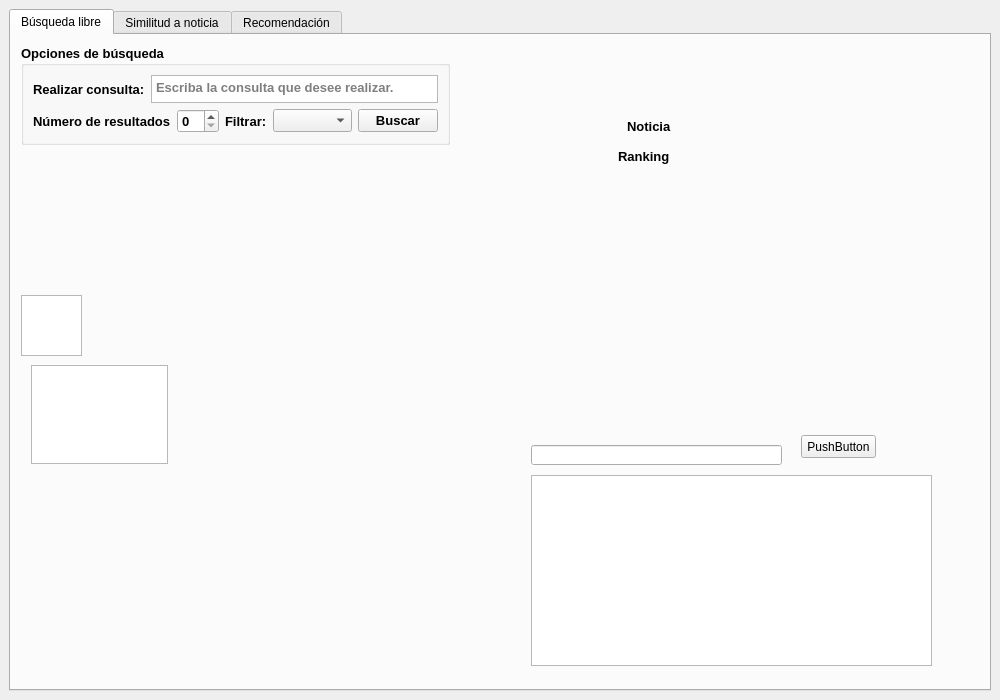
First picture: the form in window.ui, repository pablopascu99/practicaSSII, before the edit.
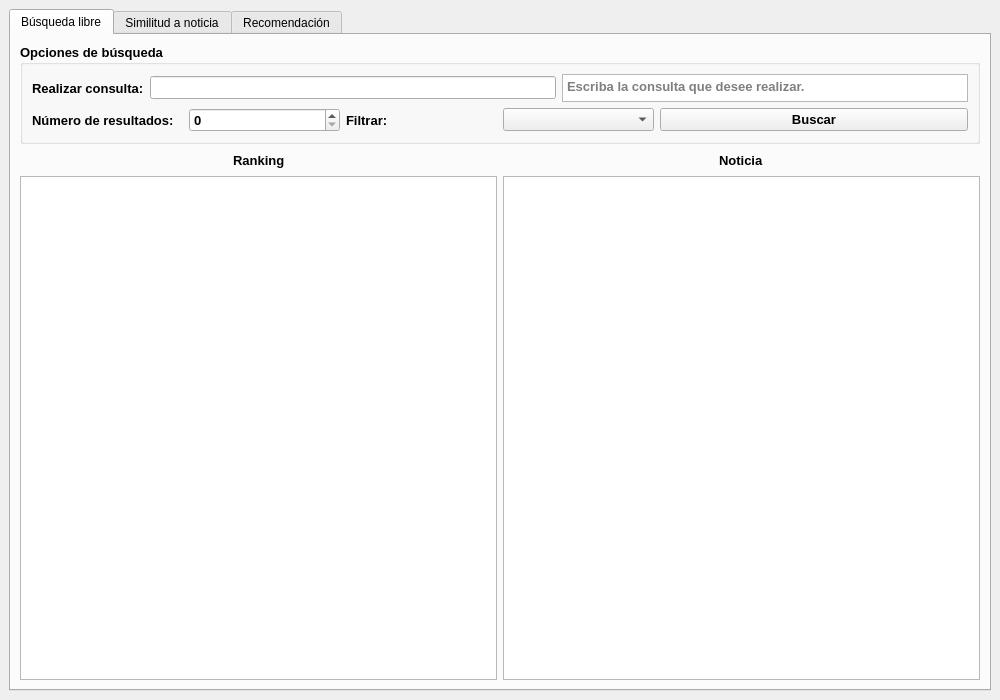
Second picture: the form after the edit. The open tabs and pages were chosen to show the change.

The edit to the form file:
```diff
--- a/window.ui
+++ b/window.ui
@@ -36,48 +36,11 @@
        <attribute name="title">
         <string>Búsqueda libre</string>
        </attribute>
-       <widget class="QTextEdit" name="textEdit">
-        <property name="geometry">
-         <rect>
-          <x>520</x>
-          <y>440</y>
-          <width>401</width>
-          <height>191</height>
-         </rect>
-        </property>
-       </widget>
-       <widget class="QLineEdit" name="lineEdit_2">
-        <property name="geometry">
-         <rect>
-          <x>520</x>
-          <y>410</y>
-          <width>251</width>
-          <height>20</height>
-         </rect>
-        </property>
-       </widget>
-       <widget class="QPushButton" name="pushButton_3">
-        <property name="geometry">
-         <rect>
-          <x>790</x>
-          <y>400</y>
-          <width>75</width>
-          <height>23</height>
-         </rect>
-        </property>
-        <property name="text">
-         <string>PushButton</string>
-        </property>
-       </widget>
+       <layout class="QGridLayout" name="gridLayout_4">
+        <item row="0" column="0">
+         <layout class="QVBoxLayout" name="verticalLayout_11">
+          <item>
        <widget class="QGroupBox" name="groupBox">
-        <property name="geometry">
-         <rect>
-          <x>10</x>
-          <y>10</y>
-          <width>429</width>
-          <height>100</height>
-         </rect>
-        </property>
         <property name="maximumSize">
          <size>
           <width>16777215</width>
@@ -143,6 +106,9 @@
              </property>
             </widget>
            </item>
+               <item>
+                <widget class="QLineEdit" name="lineEdit_2"/>
+               </item>
            <item>
             <widget class="QTextEdit" name="filtros">
              <property name="markdown">
@@ -157,49 +123,12 @@
          </item>
         </layout>
        </widget>
-       <widget class="QTableView" name="ranking">
-        <property name="geometry">
-         <rect>
-          <x>10</x>
-          <y>260</y>
-          <width>61</width>
-          <height>61</height>
-         </rect>
-        </property>
-        <property name="sizeAdjustPolicy">
-         <enum>QAbstractScrollArea::AdjustToContents</enum>
-        </property>
-        <property name="editTriggers">
-         <set>QAbstractItemView::NoEditTriggers</set>
-        </property>
-        <property name="alternatingRowColors">
-         <bool>true</bool>
-        </property>
-        <property name="textElideMode">
-         <enum>Qt::ElideNone</enum>
-        </property>
-        <attribute name="horizontalHeaderCascadingSectionResizes">
-         <bool>true</bool>
-        </attribute>
-        <attribute name="horizontalHeaderMinimumSectionSize">
-         <number>0</number>
-        </attribute>
-        <attribute name="horizontalHeaderDefaultSectionSize">
-         <number>200</number>
-        </attribute>
-        <attribute name="horizontalHeaderStretchLastSection">
-         <bool>true</bool>
-        </attribute>
-       </widget>
-       <widget class="QWidget" name="layoutWidget">
-        <property name="geometry">
-         <rect>
-          <x>560</x>
-          <y>110</y>
-          <width>145</width>
-          <height>22</height>
-         </rect>
-        </property>
+          </item>
+          <item>
+           <layout class="QHBoxLayout" name="horizontalLayout_20">
+            <item>
+             <layout class="QVBoxLayout" name="verticalLayout_6">
+              <item>
         <layout class="QHBoxLayout" name="horizontalLayout_5">
          <item>
           <spacer name="horizontalSpacer">
@@ -242,16 +171,40 @@
           </spacer>
          </item>
         </layout>
-       </widget>
-       <widget class="QWidget" name="layoutWidget">
-        <property name="geometry">
-         <rect>
-          <x>570</x>
-          <y>80</y>
-          <width>137</width>
-          <height>22</height>
-         </rect>
-        </property>
+              </item>
+              <item>
+               <widget class="QTableView" name="ranking">
+                <property name="sizeAdjustPolicy">
+                 <enum>QAbstractScrollArea::AdjustToContents</enum>
+                </property>
+                <property name="editTriggers">
+                 <set>QAbstractItemView::NoEditTriggers</set>
+                </property>
+                <property name="alternatingRowColors">
+                 <bool>true</bool>
+                </property>
+                <property name="textElideMode">
+                 <enum>Qt::ElideNone</enum>
+                </property>
+                <attribute name="horizontalHeaderCascadingSectionResizes">
+                 <bool>true</bool>
+                </attribute>
+                <attribute name="horizontalHeaderMinimumSectionSize">
+                 <number>0</number>
+                </attribute>
+                <attribute name="horizontalHeaderDefaultSectionSize">
+                 <number>200</number>
+                </attribute>
+                <attribute name="horizontalHeaderStretchLastSection">
+                 <bool>true</bool>
+                </attribute>
+               </widget>
+              </item>
+             </layout>
+            </item>
+            <item>
+             <layout class="QVBoxLayout" name="verticalLayout_4">
+              <item>
         <layout class="QHBoxLayout" name="horizontalLayout_6">
          <item>
           <spacer name="horizontalSpacer_3">
@@ -294,41 +247,17 @@
           </spacer>
          </item>
         </layout>
-       </widget>
-       <widget class="QTableView" name="textos">
-        <property name="geometry">
-         <rect>
-          <x>20</x>
-          <y>330</y>
-          <width>137</width>
-          <height>99</height>
-         </rect>
-        </property>
-        <property name="sizeAdjustPolicy">
-         <enum>QAbstractScrollArea::AdjustToContents</enum>
-        </property>
-        <property name="editTriggers">
-         <set>QAbstractItemView::NoEditTriggers</set>
-        </property>
-        <property name="alternatingRowColors">
-         <bool>true</bool>
-        </property>
-        <property name="textElideMode">
-         <enum>Qt::ElideNone</enum>
-        </property>
-        <attribute name="horizontalHeaderCascadingSectionResizes">
-         <bool>true</bool>
-        </attribute>
-        <attribute name="horizontalHeaderMinimumSectionSize">
-         <number>0</number>
-        </attribute>
-        <attribute name="horizontalHeaderDefaultSectionSize">
-         <number>200</number>
-        </attribute>
-        <attribute name="horizontalHeaderStretchLastSection">
-         <bool>true</bool>
-        </attribute>
-       </widget>
+              </item>
+              <item>
+               <widget class="QTextEdit" name="textos"/>
+              </item>
+             </layout>
+            </item>
+           </layout>
+          </item>
+         </layout>
+        </item>
+       </layout>
       </widget>
       <widget class="QWidget" name="similarity">
        <attribute name="title">
```
Lines whose indentation alone changed are shown as unchanged.
